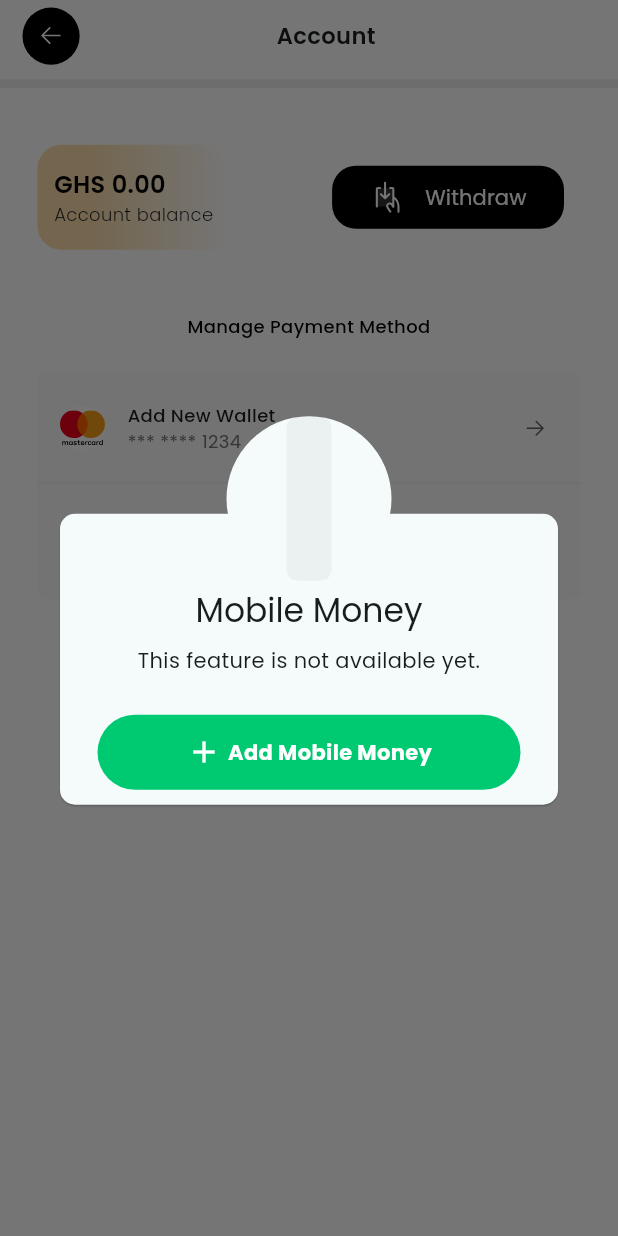
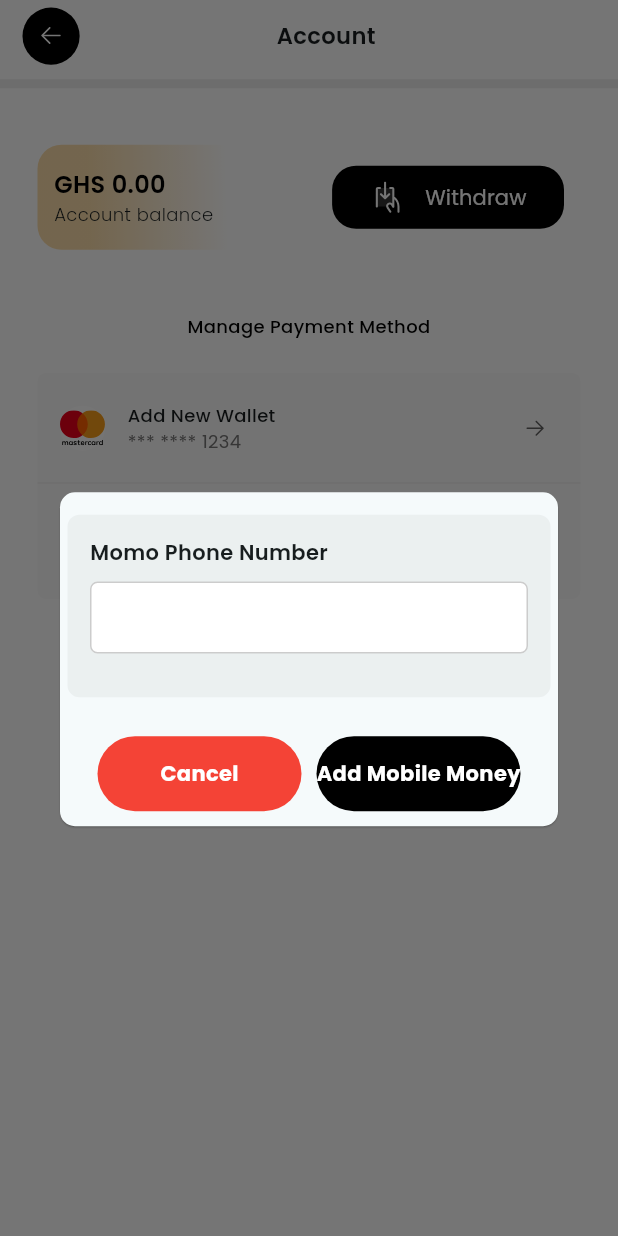
Before and after one commit to FreedomGhanaLabs/FreedomDiver, a Flutter app: the WalletScreen screen opened by its route, after a tap on "Add Mobile Money", on a phone screen of 412 x 824 dp. Run offline on Flutter 3.47's test engine with Material 3 defaults, Android fonts, the phone set to English and light mode, and no system bars; drawn by our look-alikes of loader_overlay; our stand-ins replace awesome_dialog, awesome_snackbar_content, bloc, cached_network_image, country_code_picker, dio and 26 more; missing offline and left inert: country_state_city_picker, flutter_polyline_points; accounts and stored records are empty; network calls fail; project files that could hold a hidden picture were left out.

Commit message:
modified wallet_screen.dart and pubspec.yaml

```diff
--- a/lib/feature/debt_financial_earnings/view/wallet_screen.dart
+++ b/lib/feature/debt_financial_earnings/view/wallet_screen.dart
@@ -5,6 +5,7 @@ import 'package:freedomdriver/feature/debt_financial_earnings/cubit/finance/fina
 import 'package:freedomdriver/feature/debt_financial_earnings/cubit/finance/financial_state.dart';
 import 'package:freedomdriver/feature/debt_financial_earnings/widgets/earnings_banner.dart';
 import 'package:freedomdriver/feature/debt_financial_earnings/widgets/utility.dart';
+import 'package:freedomdriver/feature/documents/driver_license/view/license_form.dart';
 import 'package:freedomdriver/feature/kyc/view/background_verification_screen.dart';
 import 'package:freedomdriver/shared/app_config.dart';
 import 'package:freedomdriver/shared/widgets/app_icon.dart';
@@ -21,19 +22,20 @@ class WalletScreen extends StatefulWidget {
 }
 
 class _WalletScreenState extends State<WalletScreen> {
+  final GlobalKey<FormState> _formKey = GlobalKey<FormState>();
+  final TextEditingController accountNumber = TextEditingController();
+  final TextEditingController bankCode = TextEditingController();
+  final TextEditingController accountName = TextEditingController();
+  final TextEditingController phoneNumber = TextEditingController();
+
   @override
   void initState() {
     context.read<FinancialCubit>().getWalletBalance(context);
     super.initState();
   }
 
-  final GlobalKey<FormState> _formKey = GlobalKey<FormState>();
-  final TextEditingController licenseNumber = TextEditingController();
-  final TextEditingController classOfLicense = TextEditingController();
-
   @override
   Widget build(BuildContext context) {
-
     return BlocBuilder<FinancialCubit, FinancialState>(
       builder: (context, state) {
         final finance = state is FinancialLoaded ? state.finance : null;
@@ -84,34 +86,44 @@ class _WalletScreenState extends State<WalletScreen> {
                   dialogType: DialogType.noHeader,
                   animType: AnimType.topSlide,
                   title: 'Mobile Money',
-                  desc: 'This feature is not available yet.',
-                  customHeader: DecoratedContainer(
-                    child: Form(key: _formKey, child: Column()),
+                  body: DecoratedContainer(
+                    child: Form(
+                      key: _formKey,
+                      child: Column(
+                        children: [
+                          buildField(
+                            'Momo Phone Number',
+                            phoneNumber,
+                            keyboardType: TextInputType.phone,
+                          ),
+                        ],
+                      ),
+                    ),
                   ),
-                  showCloseIcon: true,
-                  btnOkIcon: Icons.add,
-                  btnCancelIcon: Icons.cancel,
-                  // btnOkColor: gradient1,
+                  btnOkColor: Colors.black,
                   autoDismiss: false,
                   onDismissCallback: (type) {
-                    if (type == DismissType.topIcon ||
-                        type == DismissType.btnCancel) {
-                      Navigator.of(context).pop();
-                    }
+                    Navigator.of(context).pop();
                   },
                   btnOkText: 'Add Mobile Money',
                   btnCancelText: 'Cancel',
                   btnOkOnPress: () {
-                    context.read<FinancialCubit>().updateBankDetails(
+                    context.read<FinancialCubit>().updateMomoDetails(
                       context,
-                      accountName: '',
-                      accountNumber: '',
-                      bankCode: '',
+                      phoneNumber: phoneNumber.text.trim(),
                     );
                   },
+                  btnCancelOnPress: () {}
                 ).show();
               },
-              onAddWalletTap: () {},
+              onAddWalletTap: () {
+                context.read<FinancialCubit>().updateBankDetails(
+                  context,
+                  accountName: accountName.text.trim(),
+                  accountNumber: accountNumber.text.trim(),
+                  bankCode: bankCode.text.trim(),
+                );
+              },
               padding: EdgeInsets.zero,
             ),
           ],
--- a/pubspec.yaml
+++ b/pubspec.yaml
@@ -1,6 +1,6 @@
 name: freedomdriver
 description: "Rider app for freedom"
-publish_to: 'none'
+publish_to: "none"
 version: 1.0.0+1
 environment:
   sdk: ^3.7.2
@@ -72,7 +72,6 @@ flutter:
     - assets/nav/inactive_icon/
     - assets/lottie/
 
-
 flutter_launcher_icons:
   android: "launcher_icon"
   ios: true
```
